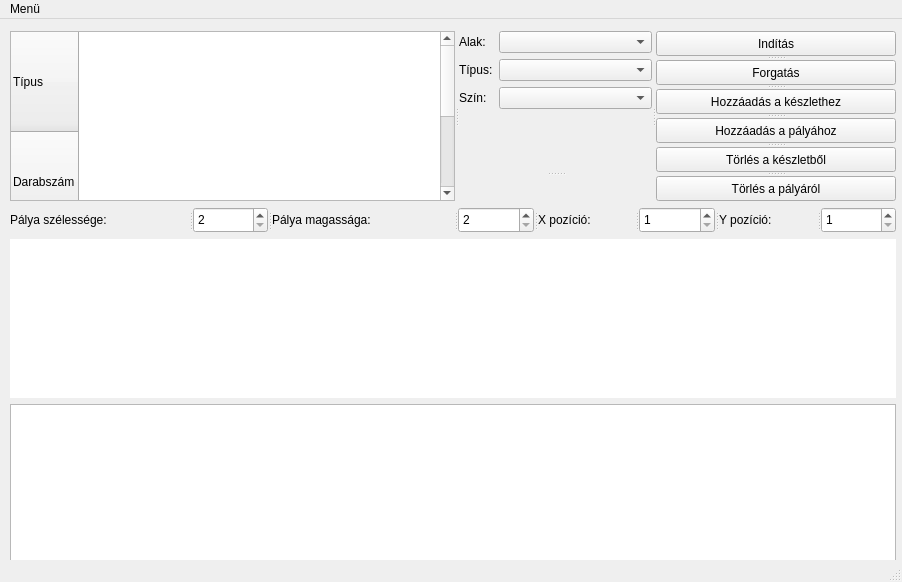
First picture: the form in mainwindow.ui, repository bogyo0504/beadando_2, before the edit.
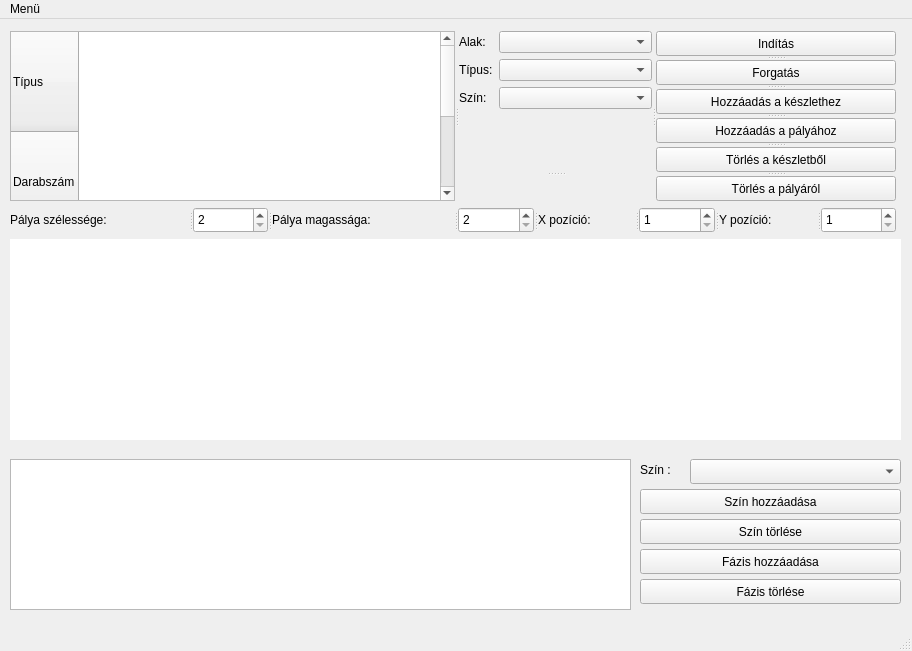
Second picture: the form after the edit.

Commit message:
Add phase management functionality to the application
Introduced support for defining, editing, and visualizing "phases" with color attributes in the application. Enhanced the UI to include phase management controls and integrated the logic with saving, loading, and validation workflows. Added tests for phase serialization and deserialization.

What changed in the file:
```diff
--- a/mainwindow.ui
+++ b/mainwindow.ui
@@ -6,8 +6,8 @@
    <rect>
     <x>0</x>
     <y>0</y>
-    <width>902</width>
-    <height>582</height>
+    <width>912</width>
+    <height>651</height>
    </rect>
   </property>
   <property name="windowTitle">
@@ -150,16 +150,6 @@
      </widget>
     </widget>
    </widget>
-   <widget class="QListWidget" name="listWidget">
-    <property name="geometry">
-     <rect>
-      <x>10</x>
-      <y>385</y>
-      <width>886</width>
-      <height>160</height>
-     </rect>
-    </property>
-   </widget>
    <widget class="QSplitter" name="splitter">
     <property name="geometry">
      <rect>
@@ -227,8 +217,8 @@
      <rect>
       <x>10</x>
       <y>220</y>
-      <width>886</width>
-      <height>159</height>
+      <width>891</width>
+      <height>201</height>
      </rect>
     </property>
     <property name="frameShape">
@@ -250,13 +240,98 @@
      <bool>false</bool>
     </attribute>
    </widget>
+   <widget class="QTableWidget" name="phasesWidget">
+    <property name="geometry">
+     <rect>
+      <x>10</x>
+      <y>440</y>
+      <width>621</width>
+      <height>151</height>
+     </rect>
+    </property>
+   </widget>
+   <widget class="QComboBox" name="chooseColor">
+    <property name="geometry">
+     <rect>
+      <x>690</x>
+      <y>440</y>
+      <width>211</width>
+      <height>25</height>
+     </rect>
+    </property>
+   </widget>
+   <widget class="QPushButton" name="deleteColor">
+    <property name="geometry">
+     <rect>
+      <x>640</x>
+      <y>500</y>
+      <width>261</width>
+      <height>25</height>
+     </rect>
+    </property>
+    <property name="text">
+     <string>Szín törlése</string>
+    </property>
+   </widget>
+   <widget class="QPushButton" name="addColor">
+    <property name="geometry">
+     <rect>
+      <x>640</x>
+      <y>470</y>
+      <width>261</width>
+      <height>25</height>
+     </rect>
+    </property>
+    <property name="text">
+     <string>Szín hozzáadása</string>
+    </property>
+   </widget>
+   <widget class="QLabel" name="label_4">
+    <property name="geometry">
+     <rect>
+      <x>640</x>
+      <y>440</y>
+      <width>51</width>
+      <height>21</height>
+     </rect>
+    </property>
+    <property name="text">
+     <string>Szín :</string>
+    </property>
+   </widget>
+   <widget class="QPushButton" name="addPhase">
+    <property name="geometry">
+     <rect>
+      <x>640</x>
+      <y>530</y>
+      <width>261</width>
+      <height>25</height>
+     </rect>
+    </property>
+    <property name="text">
+     <string>Fázis hozzáadása</string>
+    </property>
+   </widget>
+   <widget class="QPushButton" name="deletePhase">
+    <property name="geometry">
+     <rect>
+      <x>640</x>
+      <y>560</y>
+      <width>261</width>
+      <height>25</height>
+     </rect>
+    </property>
+    <property name="text">
+     <string>Fázis törlése</string>
+    </property>
+   </widget>
   </widget>
   <widget class="QMenuBar" name="menubar">
    <property name="geometry">
     <rect>
      <x>0</x>
      <y>0</y>
-     <width>902</width>
+     <width>912</width>
      <height>22</height>
     </rect>
    </property>
```
Left out of the diff: 12 changed lines with no effect on the pictures. The commit also changes 7 other files.
